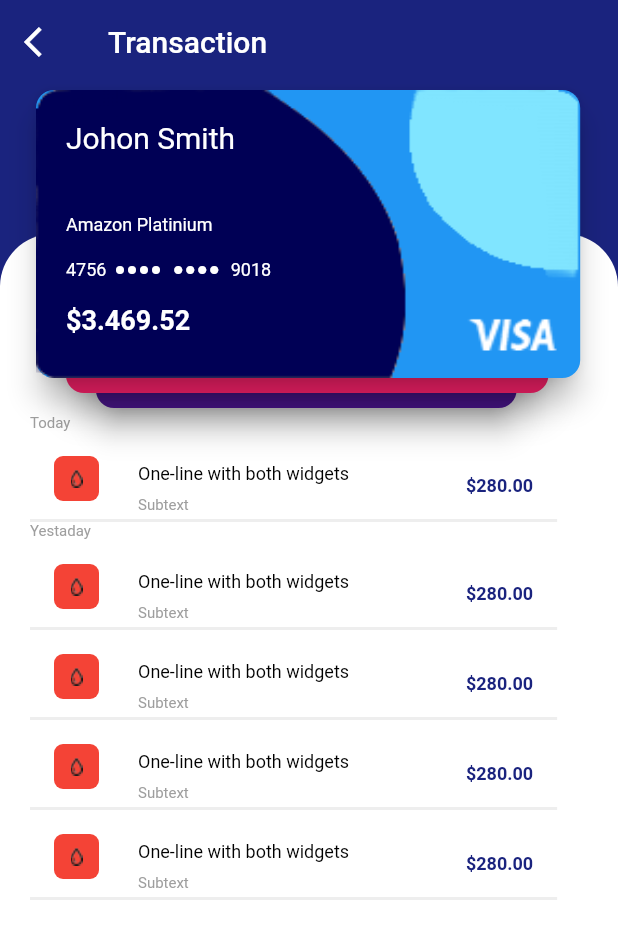
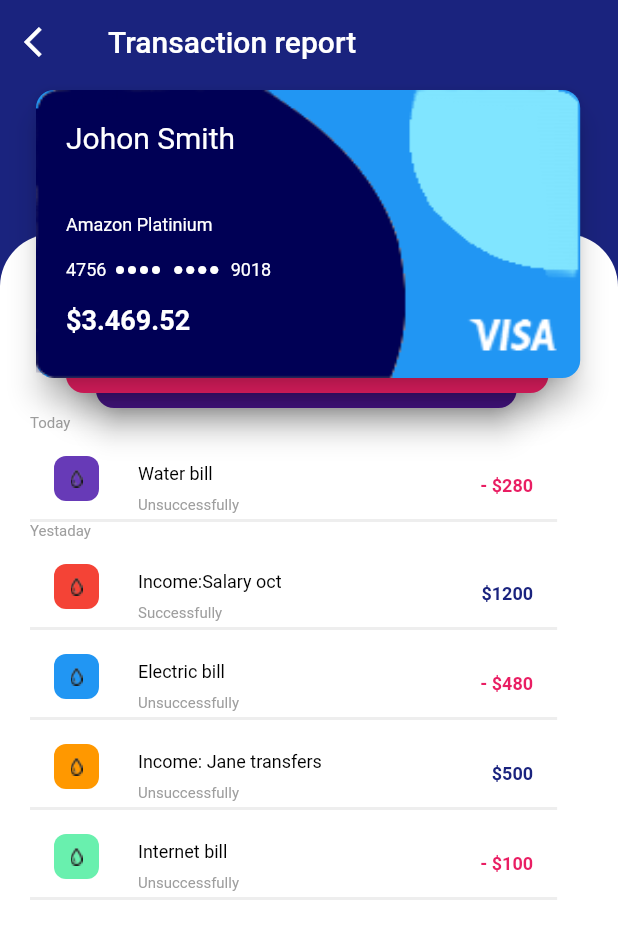
Before and after one commit to andim27/Card-Transactions, a Flutter app: the screen it shows after launch, on a phone screen of 412 x 824 dp. Shown: the top 939 px of the screen. Run offline on Flutter 3.47's test engine with Material 2 defaults, Android fonts, the phone set to English and light mode, and no system bars; our stand-ins replace flutter_svg.

Commit message:
card_transaction_list_model_show

```diff
--- /dev/null
+++ b/lib/Models/models.dart
@@ -0,0 +1,50 @@
+class TransactionModel {
+  final String description;
+  final String status;
+  final int sum;
+
+TransactionModel({
+  this.description,
+  this.status,
+  this.sum
+  });
+
+}
+//-- TransactionItems --
+class TransactionItemsModel {
+  List<TransactionModel> items;
+
+  TransactionItemsModel({this.items});
+
+  List<TransactionModel> takeTodayItems()
+  {
+    this.items = new List<TransactionModel>();
+    this.items.add(new TransactionModel(description: 'Water bill', status: 'Unsuccessfully', sum: -280));
+    return this.items;
+  }
+
+  List<TransactionModel> takeYestadayItems()
+  {
+    this.items = new List<TransactionModel>();
+    this.items.add(new TransactionModel(description: 'Income:Salary oct', status: 'Successfully', sum: 1200));
+    this.items.add(new TransactionModel(description: 'Electric bill',status: 'Unsuccessfully',sum: -480));
+    this.items.add(new TransactionModel(description: 'Income: Jane transfers',status: 'Unsuccessfully',sum: 500));
+    this.items.add(new TransactionModel(description: 'Internet bill',status: 'Unsuccessfully',sum: -100));
+    return this.items;
+  }
+}
+
+// -- Card --
+class CardModel {
+  final String userName;
+  final String bankName;
+  final BigInt cardNumber;
+  final double sum;
+
+  CardModel({
+    this.userName,
+    this.bankName,
+    this.cardNumber,
+    this.sum
+  });
+}
--- a/lib/Widgets/transaction_item_icon.dart
+++ b/lib/Widgets/transaction_item_icon.dart
@@ -1,14 +1,38 @@
 import 'package:flutter/material.dart';
-class TransactionItemIcon extends StatelessWidget {
-  const TransactionItemIcon({Key key}) : super(key: key);
+class TransactionItemIcon extends StatefulWidget {
+  int dayIndex;
+  int itemIndex;
+  TransactionItemIcon({Key key, this.dayIndex, this.itemIndex}) : super(key: key);
+
+  @override
+  _TransactionItemIconState createState() => _TransactionItemIconState();
+}
+
+class _TransactionItemIconState extends State<TransactionItemIcon> {
 
   @override
   Widget build(BuildContext context) {
+    Color itemIconColor;
+    switch (widget.itemIndex) {
+      case 0:
+        itemIconColor = Colors.red;
+        if (widget.dayIndex == 0) itemIconColor = Colors.deepPurple;
+      break;
+      case 1:
+        itemIconColor = Colors.blue;
+      break;
+      case 2:
+        itemIconColor = Colors.orange;
+      break;
+      case 3:
+        itemIconColor = Colors.greenAccent;
+      break;
+    }
     return Container(
             child: Center(child:Image(image: AssetImage('assets/images/icon-drop.png'))),
             width: 30,
             height: 30,
-            decoration: BoxDecoration(color: Colors.red,borderRadius: BorderRadius.circular(6))
+            decoration: BoxDecoration(color: itemIconColor,borderRadius: BorderRadius.circular(8))
            );
   }
 }
--- a/lib/Widgets/transaction_item_view.dart
+++ b/lib/Widgets/transaction_item_view.dart
@@ -3,7 +3,10 @@ import '../Constants/app_colors.dart';
 import 'transaction_item_icon.dart';
 
 class TransactionItemView extends StatefulWidget {
-  TransactionItemView({Key key}) : super(key: key);
+  int dayIndex;
+  int itemIndex;
+  List items;
+  TransactionItemView({Key key, this.dayIndex, this.itemIndex,this.items}) : super(key: key);
 
   @override
   _TransactionItemViewState createState() => _TransactionItemViewState();
@@ -14,8 +17,20 @@ class _TransactionItemViewState extends State<TransactionItemView> {
    TextStyle subitemTitleStyle = TextStyle(color: Colors.grey,fontSize:10);
    TextStyle sumPlusTitleStyle     = TextStyle(color: AppColors.sumPlusColor,fontSize:12,fontWeight: FontWeight.bold);
    TextStyle sumMinusTitleStyle    = TextStyle(color: AppColors.sumMinusColor,fontSize:12,fontWeight: FontWeight.bold);
+
   @override
   Widget build(BuildContext context) {
+    print("ItemsView $widget.items");
+    String description = widget.items[widget.itemIndex].description;
+    String status      = widget.items[widget.itemIndex].status;
+    String sumStr      = "\$";
+    bool isSumMinus = false;
+    if (widget.items[widget.itemIndex].sum > 0) {
+        sumStr = sumStr + widget.items[widget.itemIndex].sum.toString();
+    } else {
+        isSumMinus = true;
+        sumStr = "- "+sumStr + widget.items[widget.itemIndex].sum.abs().toString();
+    }
     return Container(
        child: Column(
              children: <Widget>[
@@ -23,10 +38,10 @@ class _TransactionItemViewState extends State<TransactionItemView> {
                 height: 60,
                 decoration: BoxDecoration(border:Border(bottom: BorderSide(color:Colors.grey[200],width:2))),
                 child: ListTile(
-                  leading: TransactionItemIcon(),
-                  title: Text('One-line with both widgets', style: itemTitleStyle),
-                  subtitle: Text('Subtext', style: subitemTitleStyle),
-                  trailing: Text('\$280.00',style: sumPlusTitleStyle),
+                  leading: TransactionItemIcon(dayIndex: widget.dayIndex, itemIndex: widget.itemIndex),
+                  title: Text(description, style: itemTitleStyle),
+                  subtitle: Text(status, style: subitemTitleStyle),
+                  trailing: Text(sumStr,style: (isSumMinus)?sumMinusTitleStyle:sumPlusTitleStyle),
                 ),
               )
              ],
--- a/lib/Widgets/transaction_items.dart
+++ b/lib/Widgets/transaction_items.dart
@@ -1,6 +1,8 @@
+import 'package:app/Widgets/transaction_item_icon.dart';
 import 'package:flutter/material.dart';
 import '../Constants/app_colors.dart';
 import 'transaction_item_view.dart';
+import '../Models/models.dart';
 
 class TransactionItems extends StatefulWidget {
   TransactionItems({Key key}) : super(key: key);
@@ -13,19 +15,26 @@ class _TransactionItemsState extends State<TransactionItems> {
   TextStyle dayTitleStyle = TextStyle(color: Colors.grey,fontSize:10);
   int _todayCnt = 1;
   int _yestadayCnt = 4;
+  List<TransactionModel> _itemsToday;
+  List<TransactionModel> _itemsYesteday;
+
   @override
   Widget build(BuildContext context) {
+
+    var trItems = new TransactionItemsModel();
+    this._itemsToday    = trItems.takeTodayItems();
+    this._itemsYesteday = trItems.takeYestadayItems();
+
     return Padding(
       padding: const EdgeInsets.fromLTRB(20, 20,20,0),
       child: Center(
          child: Column(
-
            crossAxisAlignment: CrossAxisAlignment.start,
            children:  <Widget>[
              Text("Today", style: dayTitleStyle),
-             for (int i = 0; i < _todayCnt; i++) TransactionItemView(),
+             for (int i = 0; i < _todayCnt; i++) TransactionItemView(dayIndex:0, itemIndex:i, items: this._itemsToday),
              Text('Yestaday', style: dayTitleStyle),
-             for (int i = 0; i < _yestadayCnt; i++) TransactionItemView(),
+             for (int i = 0; i < _yestadayCnt; i++) TransactionItemView(dayIndex:1, itemIndex:i, items: this._itemsYesteday),
            ]
            )
 
--- a/lib/main.dart
+++ b/lib/main.dart
@@ -1,3 +1,7 @@
+//-----------------------------------------------------
+//-- Copyright (c) 2020 Andrey MK  http://t.me/as_amk
+//-- All rights reserved.
+//-----------------------------------------------------
 import 'package:flutter/material.dart';
 import 'Pages/TransactionPage.dart';
 import 'Constants/app_colors.dart';
@@ -5,7 +9,6 @@ import 'Constants/app_colors.dart';
 void main() => runApp(MyApp());
 
 class MyApp extends StatelessWidget {
-  // This widget is the root of your application.
   @override
   Widget build(BuildContext context) {
     return MaterialApp(
@@ -14,10 +17,10 @@ class MyApp extends StatelessWidget {
         primarySwatch: AppColors.primary,
         scaffoldBackgroundColor:  AppColors.transactionBody,
         appBarTheme: AppBarTheme(
-          elevation: 0, // This removes the shadow from all App Bars.
+          elevation: 0,
         )
       ),
-      home: TransactionPage(title: 'Transaction'),
+      home: TransactionPage(title: 'Transaction report'),
     );
   }
 }
```
